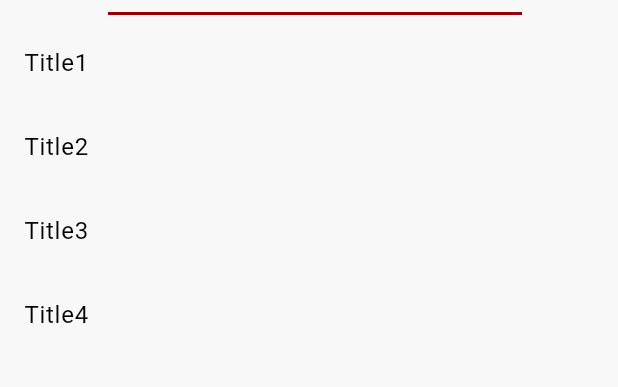
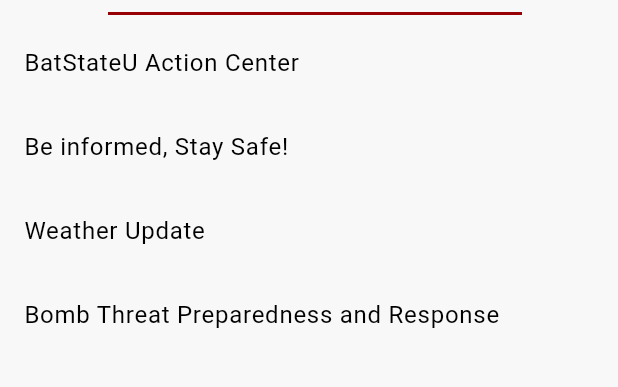
Before and after one commit to bjcomia/action_center_data_app, a Flutter app: the MainPage screen opened directly, after a tap on "Search", on a phone screen of 412 x 824 dp, the part 63-450 px from its top. Run offline on Flutter 3.47's test engine with Material 3 defaults, Android fonts, the phone set to English and light mode, and no system bars; our stand-ins replace avatar_glow, dropdown_button2, flutter_carousel_widget, flutter_map, geolocator, google_fonts and 5 more; accounts and stored records are empty.

Commit message:
Contents & Pictures done
Text allignment done
Fixed the maxline on main page

```diff
--- a/lib/pages/article_content_page.dart
+++ b/lib/pages/article_content_page.dart
@@ -68,7 +68,7 @@
                               .colorScheme
                               .onSecondaryContainer,
                           height: 1.5,
-                        ),
+                        ),textAlign: TextAlign.justify,
                   ),
                 ],
               ),
--- a/lib/pages/main_home_page.dart
+++ b/lib/pages/main_home_page.dart
@@ -205,7 +205,7 @@
                             .secondary
                             .withOpacity(0.5),
                       ),
-                    ),
+                    ) ,
                   ),
                 ],
               ),
@@ -235,7 +235,7 @@
                         //bg image
                         Container(
                           width: double.infinity,
-                          height: 207,
+                          height: 217,
                           decoration: BoxDecoration(
                               borderRadius: BorderRadius.circular(17),
                               // color: Colors.transparent,
@@ -256,9 +256,7 @@
                               ]),
                         ),
                         Container(
-                            height: 210,
-                            // margin: EdgeInsets.only(left: 5, right: 5),
-                            // child: Text("Color # ${index + 1}"),
+                            height: 220,
                             alignment: Alignment.bottomLeft,
                             padding: const EdgeInsets.all(15),
                             decoration: BoxDecoration(
@@ -296,11 +294,11 @@
                                           .tertiary,
                                       fontWeight: FontWeight.bold,
                                       fontSize: 12,
-                                    ),
+                                    ) ,
                                   ),
                                 ],
                               ),
-                            )),
+                              maxLines: 3,)),
                       ]),
                     )
                 ],
--- a/lib/pages/main_page.dart
+++ b/lib/pages/main_page.dart
@@ -72,7 +72,7 @@
               Navigator.of(context).push(
                 MaterialPageRoute(
                   builder: (BuildContext context) {
-                    return const ReportForm(); //CHANGE TO REPORTFORM!
+                    return const ReportForm();
                   },
                 ),
               );
--- a/lib/tempData/dummy_data.dart
+++ b/lib/tempData/dummy_data.dart
@@ -2,38 +2,53 @@
 import 'package:ionicons/ionicons.dart';
 
 const tempData = [
-  {"title": "Title1", "subTitle": "subTitle1", "imageUrl": "images/kanye.jpg"},
-  {"title": "Title2", "subTitle": "subTitle2", "imageUrl": "images/heart2.jpg"},
-  {"title": "Title3", "subTitle": "subTitle3", "imageUrl": "images/heart.jpg"},
-  {"title": "Title4", "subTitle": "subTitle4", "imageUrl": "images/hahaha.jpg"},
+  {"title": "BatStateU Action Center",
+    "subTitle": " Batangas State University – The National Engineering University, Adaptive Capacity-building and Technology Innovation for Occupational Hazards and Natural Disasters or BatStateU ACTION Center is our hub for disaster response, training, and research. Since 2016, we've been at the forefront of enhancing disaster risk management and fostering resilient communities. We are dedicated innovation and leading the way for disaster risk reduction and climate change adaptation. BatStateU ACTION Center operates under the Office of the University President in collaboration with partner Local Government Units (LGUs), Regional Line Agencies (RLAs) and private organizations in the local, national and international levels.",
+    "imageUrl": "images/Article1.png"},
+  {"title": "Be informed, Stay Safe!",
+    "subTitle": "In times of disaster, whether it’s a fire, flood, or electrical hazard, being prepared and informed can save lives. For fires, it’s crucial to know your evacuation routes and have a fire extinguisher readily accessible. During floods, avoid walking or driving through floodwaters, and seek higher ground immediately. For electrical hazards, always assume downed power lines are live and report them to authorities without attempting to move them yourself.\n \n "
+     "Vehicular incidents require prompt and cautious responses to ensure safety. Always carry a first aid kit in your vehicle and know basic medical procedures for injuries. In the event of a medical emergency, call emergency services immediately and provide clear information about the situation. For security threats, stay vigilant, be aware of your surroundings, and report any suspicious activities to the appropriate authorities. Following these advisories can significantly enhance your safety and preparedness during unexpected events.",
+    "imageUrl": "images/Article2.png"},
+  {"title": "Weather Update",
+    "subTitle": "Cloudy to overcast conditions with a low chance (28%) of light rain (3.6 mm) are expected over Batangas State University in the next 24 hours. Temperatures will range from 27 to 31°C, with heat index values between 31 and 38°C. Wind speeds are anticipated to vary from 10 to 30 kph during this period. \n \n"
+     "#CarinaPH. \n"
+     "#WeatherUpdate \n"
+     "#BatStateUTNEU \n"
+     "#staysafe #klimahq"
+    ,"imageUrl": "images/Article3.png"},
+  {"title": "Bomb Threat Preparedness and Response", "subTitle": "We're excited to announce a crucial and timely virtual forum focusing on Bomb Threat Preparedness and Response. In an ever-changing world, being prepared for any potential threat is essential for ensuring safety and security. This forum is designed to equip you with the knowledge and strategies needed to effectively respond to bomb threats, enhancing your readiness and resilience. \n \n"
+    "🗓️ Date: July 24-25, 2024 \n"
+    "🕒 Time: 8:00-11:00 AM PHST \n"
+    , "imageUrl": "images/Article4.png"},
 ];
 
 const incidentTypes = [
-  "Type 1",
-  "Type 2",
-  "Type 3",
-  "Type 4",
-  "Type 5",
+  "Fire",
+  "Electrical Hazards",
+  "Flood",
+  "Vehicular Incidents",
+  "Medical Emergencies",
+  "Security Threats",
   "Others"
 ];
 
 const notifications = [
   {
     "title": "Incident Reported",
-    "content": "Notification 1 Content",
+    "content": "Your report has been successfully submitted to the Incident Management Team (IMT) and will be reviewed shortly.",
     "icon": Ionicons.checkmark_circle,
     "color" : Colors.green
   },
   {
     "title": "Incident being Processed",
-    "content": "Notification 2 Content",
+    "content": "Your reported incident is now being processed by IMT and are actively assessing the situation.",
     "icon": Ionicons.checkbox,
     "color" : Colors.yellow
 
   },
   {
     "title": "Incident Responded",
-    "content": "Notification 3 Content",
+    "content": "Your reported incident has been addressed. The authorities have been notified and are on their way to the location.",
     "icon": Ionicons.shield_checkmark,
     "color" : Colors.blue
   }
```
Also changed, not shown: images/Article2.png (added), images/Article3.jpg (added), images/Article3.png (added), images/Article4.png (added), 1 other file.
